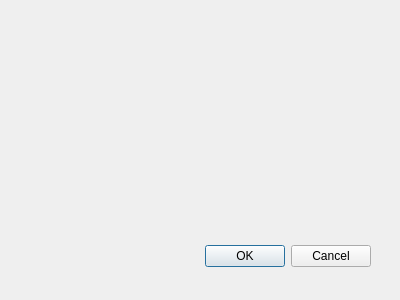
This is try_Client/login.ui in LittleQili/Chatroom_Client as Qt 5 draws it before an edit. The edited form follows.
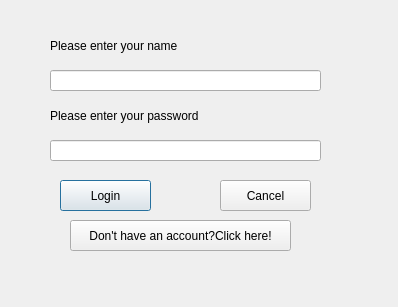
This is the edited form.

Commit message: finish logical register

```diff
--- a/try_Client/login.ui
+++ b/try_Client/login.ui
@@ -8,27 +8,102 @@
    <rect>
     <x>0</x>
     <y>0</y>
-    <width>400</width>
-    <height>300</height>
+    <width>398</width>
+    <height>307</height>
    </rect>
   </property>
   <property name="windowTitle">
    <string>Dialog</string>
   </property>
-  <widget name="buttonBox" class="QDialogButtonBox">
+  <widget class="QLabel" name="label">
    <property name="geometry">
     <rect>
-     <x>30</x>
-     <y>240</y>
-     <width>341</width>
-     <height>32</height>
+     <x>50</x>
+     <y>30</y>
+     <width>221</width>
+     <height>31</height>
     </rect>
    </property>
-   <property name="orientation">
-    <enum>Qt::Horizontal</enum>
+   <property name="text">
+    <string>Please enter your name</string>
    </property>
-   <property name="standardButtons">
-    <set>QDialogButtonBox::Cancel|QDialogButtonBox::Ok</set>
+  </widget>
+  <widget class="QLabel" name="label_2">
+   <property name="geometry">
+    <rect>
+     <x>50</x>
+     <y>100</y>
+     <width>241</width>
+     <height>31</height>
+    </rect>
+   </property>
+   <property name="text">
+    <string>Please enter your password</string>
+   </property>
+  </widget>
+  <widget class="QLineEdit" name="User_name">
+   <property name="geometry">
+    <rect>
+     <x>50</x>
+     <y>70</y>
+     <width>271</width>
+     <height>21</height>
+    </rect>
+   </property>
+  </widget>
+  <widget class="QLineEdit" name="User_password">
+   <property name="geometry">
+    <rect>
+     <x>50</x>
+     <y>140</y>
+     <width>271</width>
+     <height>21</height>
+    </rect>
+   </property>
+   <property name="echoMode">
+    <enum>QLineEdit::Password</enum>
+   </property>
+   <property name="readOnly">
+    <bool>false</bool>
+   </property>
+  </widget>
+  <widget class="QPushButton" name="Login_pushbutton">
+   <property name="geometry">
+    <rect>
+     <x>60</x>
+     <y>180</y>
+     <width>91</width>
+     <height>31</height>
+    </rect>
+   </property>
+   <property name="text">
+    <string>Login</string>
+   </property>
+  </widget>
+  <widget class="QPushButton" name="Cancel_pushbutton">
+   <property name="geometry">
+    <rect>
+     <x>220</x>
+     <y>180</y>
+     <width>91</width>
+     <height>31</height>
+    </rect>
+   </property>
+   <property name="text">
+    <string>Cancel</string>
+   </property>
+  </widget>
+  <widget class="QPushButton" name="Register">
+   <property name="geometry">
+    <rect>
+     <x>70</x>
+     <y>220</y>
+     <width>221</width>
+     <height>31</height>
+    </rect>
+   </property>
+   <property name="text">
+    <string>Don't have an account?Click here!</string>
    </property>
   </widget>
  </widget>
```
Left out of the diff: 42 changed lines with no effect on the pictures. The commit also changes 15 other files.
